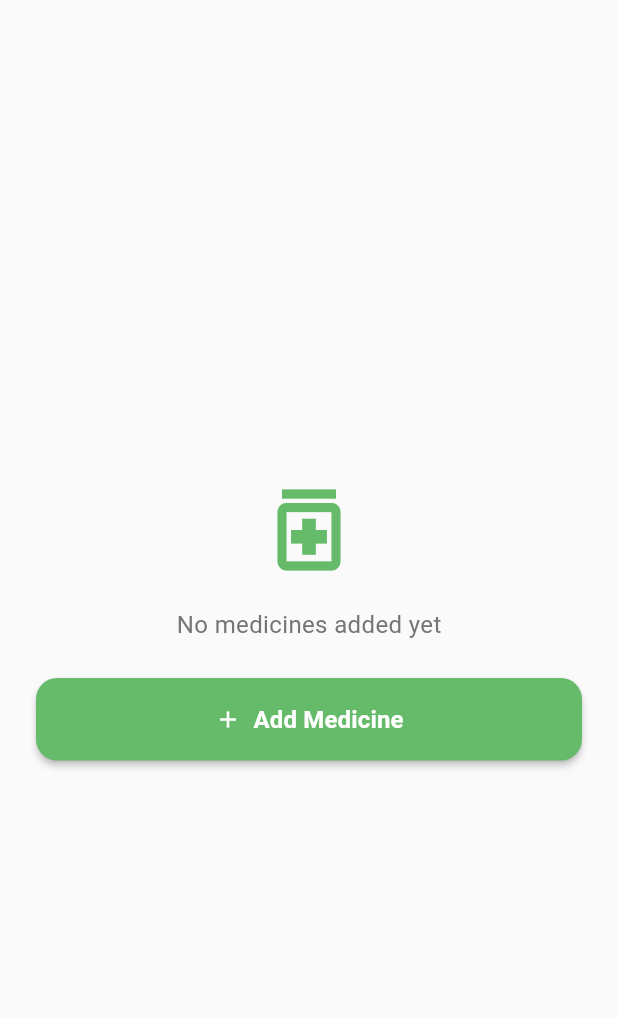
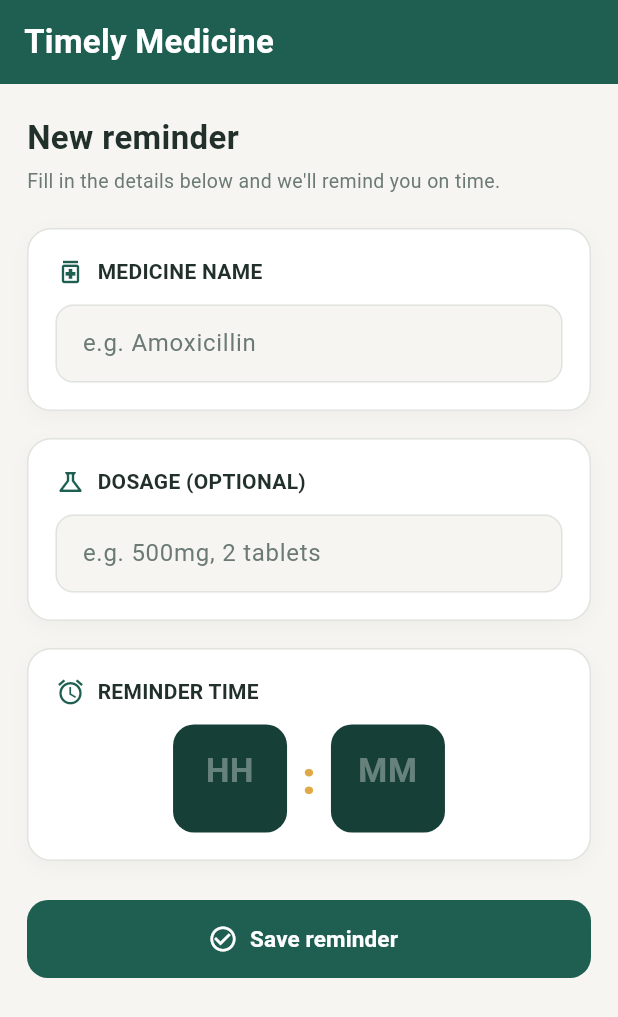
Before and after one commit to Omee1612/mobile-medicine-tracker, a Flutter app: the AddMedicinePage screen opened directly, after a tap on "Add Medicine", on a phone screen of 412 x 824 dp. Shown: the top 1017 px of the screen. Run offline on Flutter 3.47's test engine with Material 3 defaults, Android fonts, the phone set to English and light mode, and no system bars; our stand-ins replace sqflite; accounts and stored records are empty.

Commit message:
Added save functionality for medicine, added database functionality

```diff
--- a/timely_medicine/lib/addMed.dart
+++ b/timely_medicine/lib/addMed.dart
@@ -1,4 +1,5 @@
 import 'package:flutter/material.dart';
+import 'addMedForm.dart';
 
 class AddMedicinePage extends StatelessWidget {
   const AddMedicinePage({super.key});
@@ -21,25 +22,21 @@ class AddMedicinePage extends StatelessWidget {
               const SizedBox(height: 16),
               Text(
                 'No medicines added yet',
-                style: TextStyle(
-                  fontSize: 16,
-                  color: Colors.grey[600],
-                ),
+                style: TextStyle(fontSize: 16, color: Colors.grey[600]),
               ),
               const SizedBox(height: 24),
               SizedBox(
                 width: double.infinity,
                 child: ElevatedButton.icon(
                   onPressed: () {
-                    // TODO: navigate to add-medicine form
+                    Navigator.of(
+                      context,
+                    ).push(MaterialPageRoute(builder: (context) => medForm()));
                   },
                   icon: const Icon(Icons.add),
                   label: const Text(
                     'Add Medicine',
-                    style: TextStyle(
-                      fontSize: 16,
-                      fontWeight: FontWeight.w600,
-                    ),
+                    style: TextStyle(fontSize: 16, fontWeight: FontWeight.w600),
                   ),
                   style: ElevatedButton.styleFrom(
                     backgroundColor: Colors.green[400],
--- /dev/null
+++ b/timely_medicine/lib/addMedForm.dart
@@ -0,0 +1,376 @@
+import 'package:flutter/material.dart';
+import 'package:timely_medicine/med_db.dart';
+
+// ---- Design tokens ----
+class _Palette {
+  static const bg = Color(0xFFF6F5F1);
+  static const card = Color(0xFFFFFFFF);
+  static const primary = Color(0xFF1F5F52); // deep forest teal
+  static const primaryDark = Color(0xFF163F37);
+  static const accent = Color(
+    0xFFE0A945,
+  ); // warm amber — reserved for time/alarm
+  static const textDark = Color(0xFF22302C);
+  static const textMuted = Color(0xFF6B7A75);
+  static const border = Color(0xFFE1E4DE);
+}
+
+class medForm extends StatelessWidget {
+  const medForm({super.key});
+
+  @override
+  Widget build(BuildContext context) {
+    const appTitle = 'Timely Medicine';
+
+    return MaterialApp(
+      title: appTitle,
+      theme: ThemeData(
+        useMaterial3: true,
+        scaffoldBackgroundColor: _Palette.bg,
+        colorScheme: ColorScheme.fromSeed(
+          seedColor: _Palette.primary,
+          primary: _Palette.primary,
+        ),
+      ),
+      home: Scaffold(
+        appBar: AppBar(
+          title: const Text(
+            appTitle,
+            style: TextStyle(fontWeight: FontWeight.w700, letterSpacing: 0.2),
+          ),
+          backgroundColor: _Palette.primary,
+          foregroundColor: Colors.white,
+          elevation: 0,
+        ),
+        body: const MyCustomForm(),
+      ),
+    );
+  }
+}
+
+class MyCustomForm extends StatefulWidget {
+  const MyCustomForm({super.key});
+
+  @override
+  MyCustomFormState createState() {
+    return MyCustomFormState();
+  }
+}
+
+class Medicine {
+  final int? id;
+  final String name;
+  final int hour;
+  final int minute;
+  final String? dosage;
+  Medicine({
+    this.id,
+    required this.name,
+    this.dosage,
+    required this.hour,
+    required this.minute,
+  });
+
+  Map<String, dynamic> toMap() {
+    return {
+      'id': id,
+      'name': name,
+      'dosage': dosage,
+      'hour': hour,
+      'minute': minute,
+    };
+  }
+
+  factory Medicine.fromMap(Map<String, dynamic> map) {
+    return Medicine(
+      id: map['id'],
+      name: map['name'],
+      dosage: map['dosage'],
+      hour: map['hour'],
+      minute: map['minute'],
+    );
+  }
+}
+
+class MyCustomFormState extends State<MyCustomForm> {
+  final _formKey = GlobalKey<FormState>();
+  String MedicineName = "";
+  DateTime? time;
+  int? Thour;
+  int? Tmin;
+  String Dosage = "";
+
+  TimeOfDay? get medicineTime {
+    if (Thour == null || Tmin == null) return null;
+    return TimeOfDay(hour: Thour!, minute: Tmin!);
+  }
+
+  // Reusable section wrapper — a card with a label, icon, and consistent spacing
+  Widget _sectionCard({
+    required IconData icon,
+    required String label,
+    required Widget child,
+  }) {
+    return Container(
+      margin: const EdgeInsets.only(bottom: 18),
+      padding: const EdgeInsets.all(18),
+      decoration: BoxDecoration(
+        color: _Palette.card,
+        borderRadius: BorderRadius.circular(16),
+        border: Border.all(color: _Palette.border),
+        boxShadow: [
+          BoxShadow(
+            color: Colors.black.withOpacity(0.03),
+            blurRadius: 10,
+            offset: const Offset(0, 4),
+          ),
+        ],
+      ),
+      child: Column(
+        crossAxisAlignment: CrossAxisAlignment.start,
+        children: [
+          Row(
+            children: [
+              Icon(icon, size: 20, color: _Palette.primary),
+              const SizedBox(width: 8),
+              Text(
+                label,
+                style: const TextStyle(
+                  fontWeight: FontWeight.w600,
+                  fontSize: 14,
+                  color: _Palette.textDark,
+                  letterSpacing: 0.2,
+                ),
+              ),
+            ],
+          ),
+          const SizedBox(height: 12),
+          child,
+        ],
+      ),
+    );
+  }
+
+  InputDecoration _fieldDecoration(String hint) {
+    return InputDecoration(
+      hintText: hint,
+      hintStyle: const TextStyle(color: _Palette.textMuted),
+      filled: true,
+      fillColor: _Palette.bg,
+      contentPadding: const EdgeInsets.symmetric(horizontal: 14, vertical: 14),
+      border: OutlineInputBorder(
+        borderRadius: BorderRadius.circular(12),
+        borderSide: BorderSide.none,
+      ),
+      enabledBorder: OutlineInputBorder(
+        borderRadius: BorderRadius.circular(12),
+        borderSide: const BorderSide(color: _Palette.border),
+      ),
+      focusedBorder: OutlineInputBorder(
+        borderRadius: BorderRadius.circular(12),
+        borderSide: const BorderSide(color: _Palette.primary, width: 1.6),
+      ),
+      errorBorder: OutlineInputBorder(
+        borderRadius: BorderRadius.circular(12),
+        borderSide: const BorderSide(color: Colors.redAccent, width: 1.2),
+      ),
+    );
+  }
+
+  // The "clock face" signature element — big bold digits styled like a digital alarm clock
+  Widget _timeDigitBox({
+    required String hint,
+    required void Function(String) onChanged,
+    required String? Function(String?) validator,
+  }) {
+    return Container(
+      width: 76,
+      height: 72,
+      decoration: BoxDecoration(
+        color: _Palette.primaryDark,
+        borderRadius: BorderRadius.circular(14),
+      ),
+      child: TextFormField(
+        textAlign: TextAlign.center,
+        keyboardType: TextInputType.number,
+        maxLength: 2,
+        style: const TextStyle(
+          fontSize: 28,
+          fontWeight: FontWeight.w700,
+          color: Colors.white,
+          fontFeatures: [FontFeature.tabularFigures()],
+        ),
+        decoration: InputDecoration(
+          counterText: "",
+          hintText: hint,
+          hintStyle: TextStyle(
+            color: Colors.white.withOpacity(0.35),
+            fontSize: 22,
+            fontWeight: FontWeight.w600,
+          ),
+          border: InputBorder.none,
+          errorStyle: const TextStyle(height: 0.6, fontSize: 10),
+        ),
+        validator: validator,
+        onChanged: onChanged,
+      ),
+    );
+  }
+
+  @override
+  Widget build(BuildContext context) {
+    return Form(
+      key: _formKey,
+      child: SingleChildScrollView(
+        padding: const EdgeInsets.fromLTRB(18, 20, 18, 32),
+        child: Column(
+          crossAxisAlignment: CrossAxisAlignment.stretch,
+          children: [
+            Text(
+              MedicineName.isEmpty ? "New reminder" : MedicineName,
+              style: const TextStyle(
+                fontSize: 22,
+                fontWeight: FontWeight.w700,
+                color: _Palette.textDark,
+              ),
+            ),
+            const SizedBox(height: 4),
+            const Text(
+              "Fill in the details below and we'll remind you on time.",
+              style: TextStyle(color: _Palette.textMuted, fontSize: 13),
+            ),
+            const SizedBox(height: 22),
+
+            _sectionCard(
+              icon: Icons.medication_outlined,
+              label: "MEDICINE NAME",
+              child: TextFormField(
+                decoration: _fieldDecoration("e.g. Amoxicillin"),
+                validator: (value) {
+                  if (value == null || value.isEmpty) {
+                    return 'Please enter a medicine name';
+                  }
+                  return null;
+                },
+                onChanged: (value) => setState(() {
+                  MedicineName = value;
+                }),
+              ),
+            ),
+
+            _sectionCard(
+              icon: Icons.science_outlined,
+              label: "DOSAGE (OPTIONAL)",
+              child: TextFormField(
+                decoration: _fieldDecoration("e.g. 500mg, 2 tablets"),
+                validator: (value) => null,
+                onChanged: (value) => setState(() {
+                  Dosage = value;
+                }), // truly optional — fixed from before
+              ),
+            ),
+
+            _sectionCard(
+              icon: Icons.alarm,
+              label: "REMINDER TIME",
+              child: Center(
+                child: Row(
+                  mainAxisAlignment: MainAxisAlignment.center,
+                  children: [
+                    _timeDigitBox(
+                      hint: "HH",
+                      onChanged: (value) => setState(() {
+                        Thour = int.tryParse(value);
+                      }),
+                      validator: (value) {
+                        if (value == null || value.isEmpty) return '';
+                        final hour = int.tryParse(value);
+                        if (hour == null || hour < 0 || hour > 23) return '';
+                        return null;
+                      },
+                    ),
+                    const Padding(
+                      padding: EdgeInsets.symmetric(horizontal: 10),
+                      child: Text(
+                        ":",
+                        style: TextStyle(
+                          fontSize: 30,
+                          fontWeight: FontWeight.w800,
+                          color: _Palette.accent,
+                        ),
+                      ),
+                    ),
+                    _timeDigitBox(
+                      hint: "MM",
+                      onChanged: (value) => setState(() {
+                        Tmin = int.tryParse(value);
+                      }),
+                      validator: (value) {
+                        if (value == null || value.isEmpty) return '';
+                        final min = int.tryParse(value);
+                        if (min == null || min < 0 || min > 59) return '';
+                        return null;
+                      },
+                    ),
+                  ],
+                ),
+              ),
+            ),
+
+            const SizedBox(height: 8),
+            SizedBox(
+              height: 52,
+              child: ElevatedButton.icon(
+                style: ElevatedButton.styleFrom(
+                  backgroundColor: _Palette.primary,
+                  foregroundColor: Colors.white,
+                  shape: RoundedRectangleBorder(
+                    borderRadius: BorderRadius.circular(14),
+                  ),
+                  elevation: 0,
+                ),
+                onPressed: () async {
+                  final formValid = _formKey.currentState!.validate();
+                  final finalTime = medicineTime;
+
+                  if (!formValid || finalTime == null) {
+                    ScaffoldMessenger.of(context).showSnackBar(
+                      const SnackBar(
+                        content: Text('Please fill in all fields correctly'),
+                        backgroundColor: Colors.redAccent,
+                      ),
+                    );
+                    return;
+                  }
+
+                  final medicine = Medicine(
+                    name: MedicineName,
+                    dosage: Dosage.isEmpty ? null : Dosage,
+                    hour: finalTime.hour,
+                    minute: finalTime.minute,
+                  );
+
+                  await MedicineDB.instance.insertMedicine(medicine);
+
+                  ScaffoldMessenger.of(context).showSnackBar(
+                    SnackBar(
+                      content: Text(
+                        '$MedicineName saved for ${finalTime.hour.toString().padLeft(2, '0')}:${finalTime.minute.toString().padLeft(2, '0')}',
+                      ),
+                      backgroundColor: _Palette.primary,
+                    ),
+                  );
+                },
+                icon: const Icon(Icons.check_circle_outline, size: 20),
+                label: const Text(
+                  "Save reminder",
+                  style: TextStyle(fontWeight: FontWeight.w600, fontSize: 15),
+                ),
+              ),
+            ),
+          ],
+        ),
+      ),
+    );
+  }
+}
--- /dev/null
+++ b/timely_medicine/lib/med_db.dart
@@ -0,0 +1,51 @@
+import 'package:sqflite/sqflite.dart';
+import 'package:timely_medicine/addMedForm.dart';
+import 'package:path/path.dart';
+
+class MedicineDB {
+  static final MedicineDB instance = MedicineDB._init();
+  static Database? _database;
+  MedicineDB._init();
+
+  Future<Database> get database async {
+    if (_database != null) return _database!;
+    _database = await _initDB("medicines.db");
+    return _database!;
+  }
+
+  Future<Database> _initDB(String filePath) async {
+    final dbPath = await getDatabasesPath();
+    final path = join(dbPath, filePath);
+    return await openDatabase(
+      path,
+      version: 1,
+      onCreate: (db, version) async => {
+        await db.execute('''
+        CREATE TABLE medicines(
+        id INTEGER PRIMARY KEY AUTOINCREMENT,
+        dosage TEXT,
+        name TEXT NOT NULL,
+        hour INTEGER NOT NULL,
+        minute INTEGER NOT NULL
+        )
+'''),
+      },
+    );
+  }
+
+  Future<int> insertMedicine(Medicine medicine) async {
+    final db = await instance.database;
+    return await db.insert('medicines', medicine.toMap());
+  }
+
+  Future<List<Medicine>> getAllMedicines() async {
+    final db = await instance.database;
+    final result = await db.query('medicines');
+    return result.map((map) => Medicine.fromMap(map)).toList();
+  }
+
+  Future<int> deleteMedicine(int id) async {
+    final db = await instance.database;
+    return await db.delete('medicines', where: 'id = ?', whereArgs: [id]);
+  }
+}
--- a/timely_medicine/pubspec.yaml
+++ b/timely_medicine/pubspec.yaml
@@ -28,6 +28,8 @@ environment:
 # the latest version available on pub.dev. To see which dependencies have newer
 # versions available, run `flutter pub outdated`.
 dependencies:
+  sqflite: ^2.3.0
+  path: ^1.9.0
   flutter:
     sdk: flutter
 
```
Also changed, not shown: timely_medicine/pubspec.lock, 2 other files.
